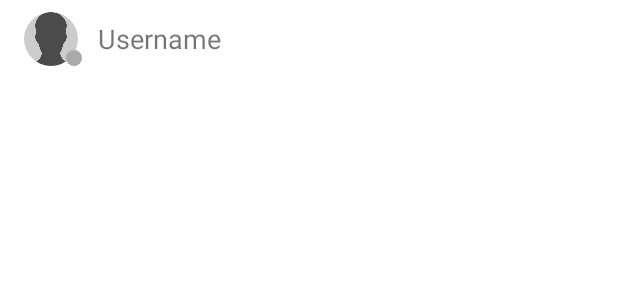
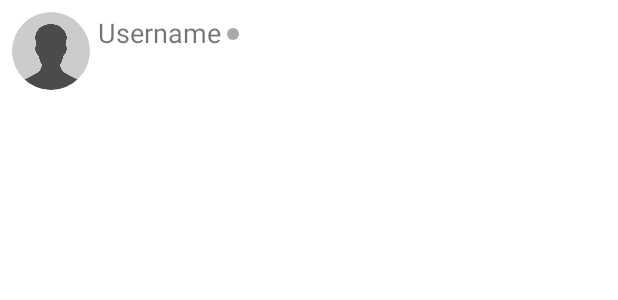
Before and after one commit to 7imaZz/ElWhats, an Android app: the layout user_item.xml on its own in the app's theme, with its tools: preview values and no code run, on a phone screen of 412 x 824 dp. Shown: the top 300 px of the screen. Run offline under Robolectric (Android 15) with nearby library versions, the phone set to English and light mode, and no system bars.

```diff
--- a/app/src/main/java/com/shorbgy/elwhats/ui/activities/LoginActivity.java
+++ b/app/src/main/java/com/shorbgy/elwhats/ui/activities/LoginActivity.java
@@ -82,7 +82,6 @@ public class LoginActivity extends AppCompatActivity {
         AlertDialog.Builder builder = new AlertDialog.Builder(this);
 
         builder.setTitle("Forgot Password?");
-        builder.setMessage("Enter Your Email");
 
         EditText editText = new EditText(this);
         editText.setHint("Email Address");
@@ -100,15 +99,14 @@ public class LoginActivity extends AppCompatActivity {
                 progressDialog.show();
 
                 auth.sendPasswordResetEmail(editText.getText().toString()).addOnCompleteListener(task -> {
-                    if (task.isSuccessful()){
+                    if(task.isSuccessful()){
                         Toast.makeText(LoginActivity.this,
                                 "Please Check Your Email Address", Toast.LENGTH_LONG).show();
-                        progressDialog.dismiss();
                     }else {
                         Toast.makeText(LoginActivity.this,
                                 "Failed", Toast.LENGTH_LONG).show();
-                        progressDialog.dismiss();
                     }
+                    progressDialog.dismiss();
                 });
             }
         });
--- a/app/src/main/java/com/shorbgy/elwhats/ui/fragments/UsersFragment.java
+++ b/app/src/main/java/com/shorbgy/elwhats/ui/fragments/UsersFragment.java
@@ -56,7 +56,7 @@ public class UsersFragment extends Fragment {
     public View onCreateView(LayoutInflater inflater, ViewGroup container,
                              Bundle savedInstanceState) {
 
-        adapter = new UserAdapter(requireContext(), users);
+        adapter = new UserAdapter(requireContext(), users, false);
 
         return inflater.inflate(R.layout.fragment_users, container, false);
     }
--- a/app/src/main/res/layout/user_item.xml
+++ b/app/src/main/res/layout/user_item.xml
@@ -1,16 +1,13 @@
 <?xml version="1.0" encoding="utf-8"?>
 <LinearLayout xmlns:android="http://schemas.android.com/apk/res/android"
     android:layout_width="match_parent"
-    android:layout_height="@dimen/_40sdp"
+    android:layout_height="wrap_content"
     android:orientation="horizontal"
     android:background="?android:attr/selectableItemBackground"
     android:clickable="true"
     android:focusable="true"
     android:padding="@dimen/_6sdp">
 
-    <RelativeLayout
-        android:layout_width="@dimen/_40sdp"
-        android:layout_height="wrap_content">
 
     <de.hdodenhof.circleimageview.CircleImageView
         android:id="@+id/user_profile_img"
@@ -18,25 +15,45 @@
         android:layout_height="@dimen/_40sdp"
         android:src="@mipmap/ic_person"/>
 
-        <de.hdodenhof.circleimageview.CircleImageView
-            android:id="@+id/status_img"
-            android:layout_width="@dimen/_8sdp"
-            android:layout_height="@dimen/_8sdp"
-            android:layout_alignParentBottom="true"
-            android:layout_alignParentEnd="true"
-            android:src="@drawable/offline_bg"
-            android:layout_marginEnd="@dimen/_4sdp"/>
 
-    </RelativeLayout>
+    <LinearLayout
+        android:id="@+id/ll"
+        android:layout_width="wrap_content"
+        android:layout_height="wrap_content"
+        android:orientation="vertical"
+        android:layout_marginStart="@dimen/_4sdp"
+        android:layout_marginBottom="@dimen/_2sdp"
+        android:layout_gravity="center">
+
+        <LinearLayout
+            android:layout_width="wrap_content"
+            android:layout_height="wrap_content">
 
             <TextView
                 android:id="@+id/user_username_tv"
                 android:layout_width="wrap_content"
                 android:layout_height="wrap_content"
-        android:gravity="center"
-        android:layout_gravity="center"
-        android:layout_marginStart="@dimen/_4sdp"
                 android:text="@string/username"
                 android:textSize="18sp" />
 
+            <de.hdodenhof.circleimageview.CircleImageView
+                android:id="@+id/status_img"
+                android:layout_width="@dimen/_6sdp"
+                android:layout_height="@dimen/_6sdp"
+                android:src="@drawable/offline_bg"
+                android:layout_marginStart="@dimen/_3sdp"
+                android:layout_gravity="center"
+                android:layout_marginTop="@dimen/_1sdp"/>
+
         </LinearLayout>
+
+        <TextView
+            android:id="@+id/user_last_message_tv"
+            android:layout_width="wrap_content"
+            android:layout_height="wrap_content"
+            android:maxLines="1"/>
+
+    </LinearLayout>
+
+
+</LinearLayout>
```
Also changed, not shown: app/src/main/java/com/shorbgy/elwhats/adapters/UserAdapter.java (+49 -1 lines), app/src/main/java/com/shorbgy/elwhats/pojo/User.java (+1 -13 lines), app/src/main/java/com/shorbgy/elwhats/ui/activities/MessagesActivity.java (+0 -9 lines), app/src/main/java/com/shorbgy/elwhats/ui/fragments/ChatFragment.java (+3 -13 lines). Lines whose indentation alone changed are shown as unchanged.
